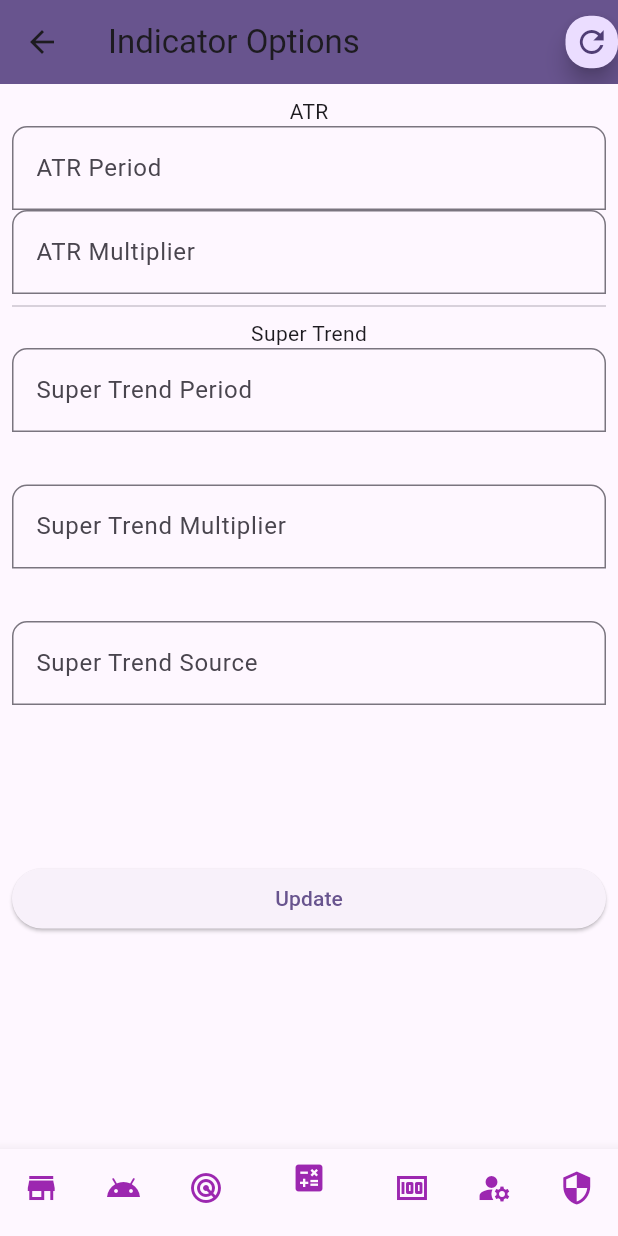
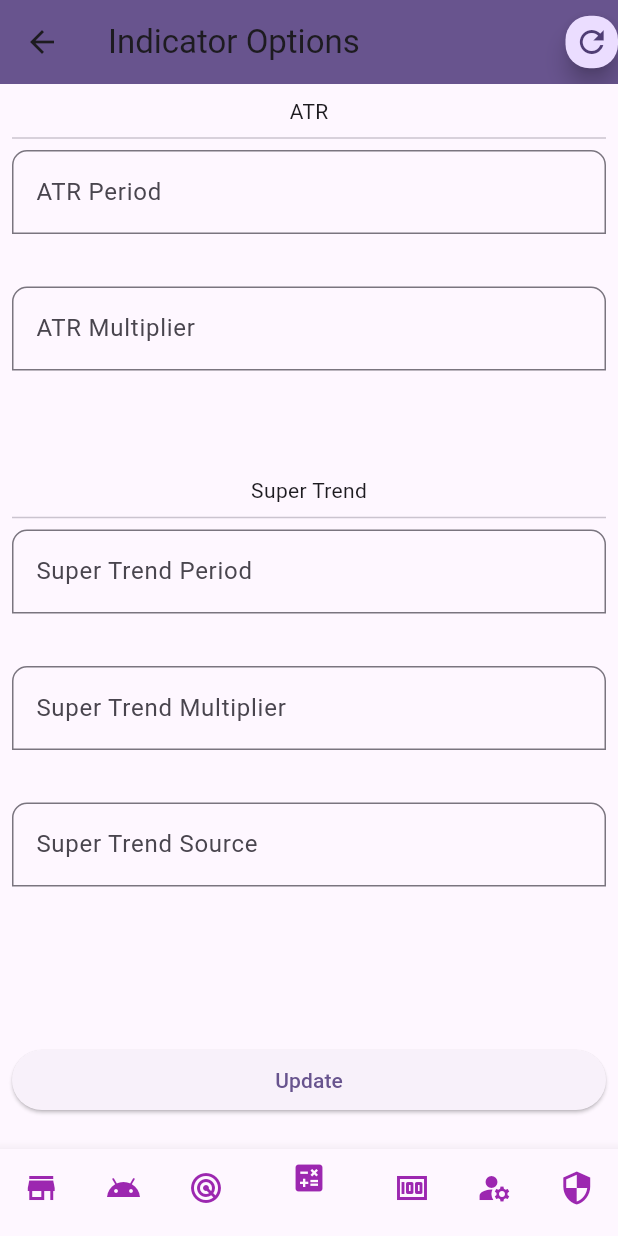
Before and after one commit to hirbod-codes/bot_client, a Flutter app: the SettingsPage screen opened by its route, item 4 of the bottom bar chosen, on a phone screen of 412 x 824 dp. Run offline on Flutter 3.47's test engine with Material 3 defaults, Android fonts, the phone set to English and light mode, and no system bars; our stand-ins replace shared_preferences; accounts and stored records are empty.

Commit message:
Update indicator_options.dart

```diff
--- a/flutter_client/lib/Pages/Options/indicator_options.dart
+++ b/flutter_client/lib/Pages/Options/indicator_options.dart
@@ -33,8 +33,11 @@ class _IndicatorOptionsState extends State<IndicatorOptions> {
     setState(() {
       _superTrendCandlePart = cp;
       _superTrendCandlePartDefault = TextEditingValue(text: cp);
-      _atrPeriod.text = options['atr']['period'] ?? '';
-      _atrPeriod.text = options['atrMultiplier'] ?? '';
+
+      _atrPeriod.text = options['atr']['period']?.toString() ?? '';
+      _atrMultiplier.text = options['atrMultiplier']?.toString() ?? '';
+      _superTrendPeriod.text = options['superTrendOptions']['period']?.toString() ?? '';
+      _superTrendMultiplier.text = options['superTrendOptions']['multiplier']?.toString() ?? '';
     });
   }
 
@@ -120,6 +123,7 @@ class _IndicatorOptionsState extends State<IndicatorOptions> {
           Center(
             child: Text('ATR'),
           ),
+          Divider(),
           TextField(
             controller: _atrPeriod,
             keyboardType: TextInputType.number,
@@ -134,6 +138,7 @@ class _IndicatorOptionsState extends State<IndicatorOptions> {
               ),
             ),
           ),
+          space,
           TextField(
             controller: _atrMultiplier,
             keyboardType: TextInputType.number,
@@ -148,10 +153,12 @@ class _IndicatorOptionsState extends State<IndicatorOptions> {
               ),
             ),
           ),
-          Divider(),
+          space,
+          space,
           Center(
             child: Text('Super Trend'),
           ),
+          Divider(),
           TextField(
             controller: _superTrendPeriod,
             keyboardType: TextInputType.number,
```
